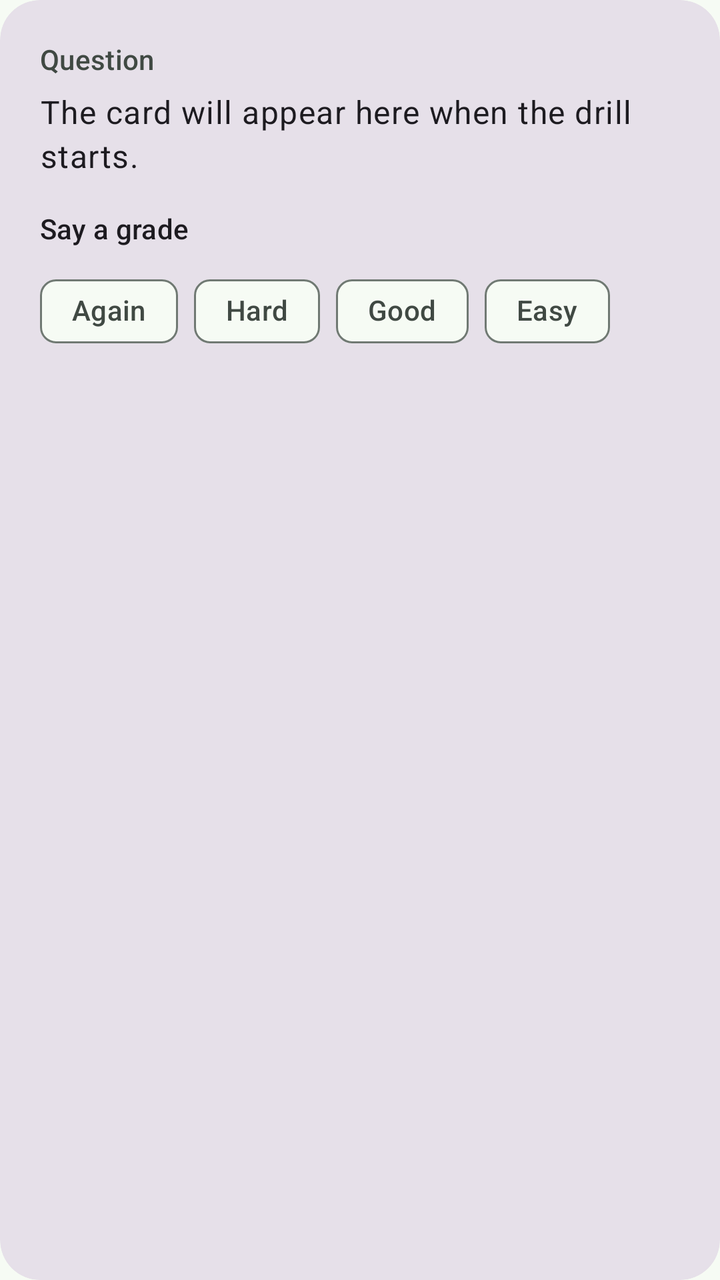
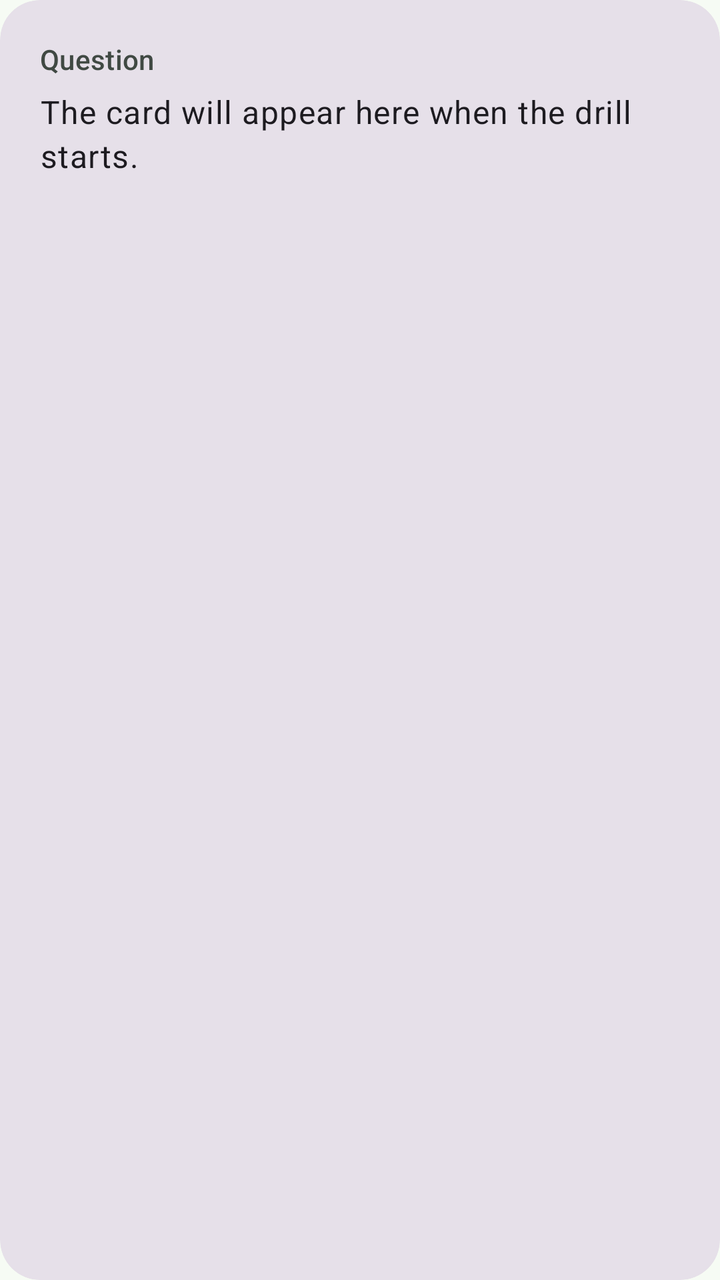

Two renders of the same Android screen: before a commit and after it. Below are the layout's source before the change and the commit's diff.
<!-- AndroidManifest.xml: application theme Theme.VoiceSrs -->
<!-- res/layout/include_current_card.xml -->
<?xml version="1.0" encoding="utf-8"?>
<com.google.android.material.card.MaterialCardView xmlns:android="http://schemas.android.com/apk/res/android"
    xmlns:app="http://schemas.android.com/apk/res-auto"
    android:id="@+id/currentCard"
    style="@style/Widget.Material3.CardView.Filled"
    android:layout_width="match_parent"
    android:layout_height="wrap_content"
    android:layout_marginBottom="16dp"
    app:cardCornerRadius="20dp"
    app:contentPadding="20dp">

    <LinearLayout
        android:layout_width="match_parent"
        android:layout_height="wrap_content"
        android:animateLayoutChanges="true"
        android:orientation="vertical">

        <TextView
            android:id="@+id/frontLabel"
            android:layout_width="match_parent"
            android:layout_height="wrap_content"
            android:text="@string/card_front_label"
            android:textAppearance="?attr/textAppearanceLabelLarge"
            android:textColor="?attr/colorOnSurfaceVariant" />

        <TextView
            android:id="@+id/cardFront"
            android:layout_width="match_parent"
            android:layout_height="wrap_content"
            android:layout_marginTop="6dp"
            android:lineSpacingMultiplier="1.15"
            android:text="@string/card_idle"
            android:textAppearance="?attr/textAppearanceBodyLarge" />

        <TextView
            android:id="@+id/backLabel"
            android:layout_width="match_parent"
            android:layout_height="wrap_content"
            android:layout_marginTop="16dp"
            android:text="@string/card_back_label"
            android:textAppearance="?attr/textAppearanceLabelLarge"
            android:textColor="?attr/colorPrimary"
            android:visibility="gone" />

        <TextView
            android:id="@+id/cardBack"
            android:layout_width="match_parent"
            android:layout_height="wrap_content"
            android:layout_marginTop="6dp"
            android:lineSpacingMultiplier="1.15"
            android:textAppearance="?attr/textAppearanceBodyLarge"
            android:visibility="gone" />

        <TextView
            android:id="@+id/heardText"
            android:layout_width="match_parent"
            android:layout_height="wrap_content"
            android:layout_marginTop="12dp"
            android:textAppearance="?attr/textAppearanceBodyMedium"
            android:textColor="?attr/colorOnSurfaceVariant"
            android:visibility="gone" />

        <TextView
            android:id="@+id/gradeGuideLabel"
            android:layout_width="match_parent"
            android:layout_height="wrap_content"
            android:layout_marginTop="16dp"
            android:text="@string/grade_guide"
            android:textAppearance="?attr/textAppearanceLabelLarge" />

        <com.google.android.material.chip.ChipGroup
            android:id="@+id/gradeChips"
            android:layout_width="match_parent"
            android:layout_height="wrap_content"
            android:layout_marginTop="8dp"
            app:chipSpacingHorizontal="8dp"
            app:singleLine="false"
            app:singleSelection="true">

            <com.google.android.material.chip.Chip
                android:id="@+id/chipAgain"
                style="@style/Widget.Material3.Chip.Suggestion"
                android:layout_width="wrap_content"
                android:layout_height="wrap_content"
                android:checkable="true"
                android:text="@string/grade_again"
                app:checkedIconVisible="false" />

            <com.google.android.material.chip.Chip
                android:id="@+id/chipHard"
                style="@style/Widget.Material3.Chip.Suggestion"
                android:layout_width="wrap_content"
                android:layout_height="wrap_content"
                android:checkable="true"
                android:text="@string/grade_hard"
                app:checkedIconVisible="false" />

            <com.google.android.material.chip.Chip
                android:id="@+id/chipGood"
                style="@style/Widget.Material3.Chip.Suggestion"
                android:layout_width="wrap_content"
                android:layout_height="wrap_content"
                android:checkable="true"
                android:text="@string/grade_good"
                app:checkedIconVisible="false" />

            <com.google.android.material.chip.Chip
                android:id="@+id/chipEasy"
                style="@style/Widget.Material3.Chip.Suggestion"
                android:layout_width="wrap_content"
                android:layout_height="wrap_content"
                android:checkable="true"
                android:text="@string/grade_easy"
                app:checkedIconVisible="false" />
        </com.google.android.material.chip.ChipGroup>
    </LinearLayout>
</com.google.android.material.card.MaterialCardView>
<!-- resources referenced by this layout -->
<resources>
  <string name="card_back_label">Answer</string>
  <string name="card_front_label">Question</string>
  <string name="card_idle">The card will appear here when the drill starts.</string>
  <string name="grade_again">Again</string>
  <string name="grade_easy">Easy</string>
  <string name="grade_good">Good</string>
  <string name="grade_guide">Say a grade</string>
  <string name="grade_hard">Hard</string>
  <style name="Theme.VoiceSrs" parent="Theme.Material3.DayNight.NoActionBar">
          <item name="colorPrimary">@color/md_theme_primary</item>
          <item name="colorOnPrimary">@color/md_theme_onPrimary</item>
          <item name="colorPrimaryContainer">@color/md_theme_primaryContainer</item>
          <item name="colorOnPrimaryContainer">@color/md_theme_onPrimaryContainer</item>
          <item name="colorSecondary">@color/md_theme_secondary</item>
          <item name="colorOnSecondary">@color/md_theme_onSecondary</item>
          <item name="colorSecondaryContainer">@color/md_theme_secondaryContainer</item>
          <item name="colorOnSecondaryContainer">@color/md_theme_onSecondaryContainer</item>
          <item name="colorTertiary">@color/md_theme_tertiary</item>
          <item name="colorOnTertiary">@color/md_theme_onTertiary</item>
          <item name="colorTertiaryContainer">@color/md_theme_tertiaryContainer</item>
          <item name="colorOnTertiaryContainer">@color/md_theme_onTertiaryContainer</item>
          <item name="android:colorBackground">@color/md_theme_background</item>
          <item name="colorSurface">@color/md_theme_surface</item>
          <item name="colorOnSurface">@color/md_theme_onSurface</item>
          <item name="colorSurfaceVariant">@color/md_theme_surfaceVariant</item>
          <item name="colorOnSurfaceVariant">@color/md_theme_onSurfaceVariant</item>
          <item name="colorOutline">@color/md_theme_outline</item>
          <item name="colorError">@color/md_theme_error</item>
          <item name="colorOnError">@color/md_theme_onError</item>
          <item name="android:statusBarColor">@android:color/transparent</item>
          <item name="android:navigationBarColor">@android:color/transparent</item>
          <item name="android:forceDarkAllowed">false</item>
      </style>
  <color name="md_theme_primary">#146C43</color>
  <color name="md_theme_onPrimary">#FFFFFF</color>
  <color name="md_theme_primaryContainer">#A4F4C4</color>
  <color name="md_theme_onPrimaryContainer">#002110</color>
  <color name="md_theme_secondary">#4D6356</color>
  <color name="md_theme_onSecondary">#FFFFFF</color>
  <color name="md_theme_secondaryContainer">#D0E8D8</color>
  <color name="md_theme_onSecondaryContainer">#0B1F15</color>
  <color name="md_theme_tertiary">#3C6472</color>
  <color name="md_theme_onTertiary">#FFFFFF</color>
  <color name="md_theme_tertiaryContainer">#C0E9FA</color>
  <color name="md_theme_onTertiaryContainer">#001F28</color>
  <color name="md_theme_background">#F6FBF4</color>
  <color name="md_theme_surface">#F6FBF4</color>
  <color name="md_theme_onSurface">#171D19</color>
  <color name="md_theme_surfaceVariant">#DCE5DC</color>
  <color name="md_theme_onSurfaceVariant">#404943</color>
  <color name="md_theme_outline">#707973</color>
  <color name="md_theme_error">#BA1A1A</color>
  <color name="md_theme_onError">#FFFFFF</color>
</resources>

<!-- the commit's change to res/layout/include_current_card.xml (unified diff, before → after) -->
@@ -66,13 +66,15 @@
             android:layout_height="wrap_content"
             android:layout_marginTop="16dp"
             android:text="@string/grade_guide"
-            android:textAppearance="?attr/textAppearanceLabelLarge" />
+            android:textAppearance="?attr/textAppearanceLabelLarge"
+            android:visibility="gone" />
 
         <com.google.android.material.chip.ChipGroup
             android:id="@+id/gradeChips"
             android:layout_width="match_parent"
             android:layout_height="wrap_content"
             android:layout_marginTop="8dp"
+            android:visibility="gone"
             app:chipSpacingHorizontal="8dp"
             app:singleLine="false"
             app:singleSelection="true">
